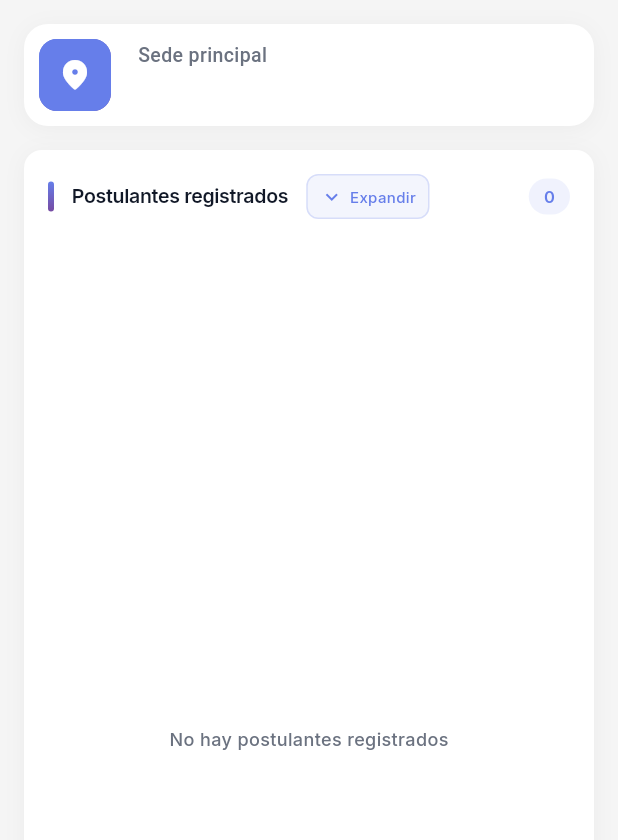
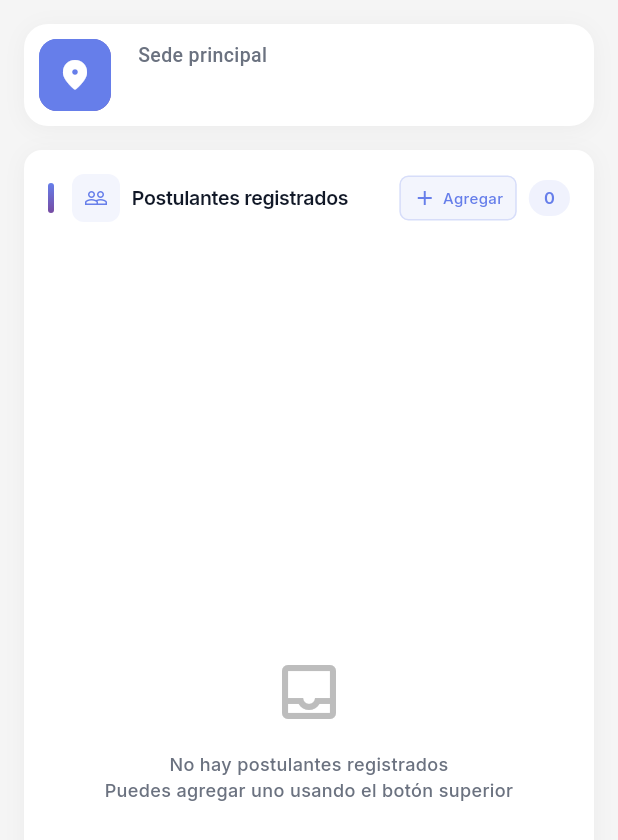
Before and after one commit to FabrizioOMG7/YoContrato, a Flutter app: the ContractManagementContent widget shown alone on an empty page, opened directly with empty values, on a phone screen of 412 x 824 dp. Shown: the top 840 px of the screen. Run offline on Flutter 3.47's test engine with Material 3 defaults, Android fonts, the phone set to English and light mode, and no system bars; our stand-ins replace auto_size_text, bloc, equatable, flutter_bloc, google_fonts.

Commit message:
reutilización de listado de módulos
en proceso...

```diff
--- a/lib/presentation/pages/gestion_de_contratos/contract_management_content.dart
+++ b/lib/presentation/pages/gestion_de_contratos/contract_management_content.dart
@@ -1,11 +1,13 @@
+// lib/presentation/pages/gestion_de_contratos/contract_management_content.dart
 import 'package:flutter/material.dart';
-import 'package:google_fonts/google_fonts.dart';
 import '../../../domain/models/contract/contract_item.dart';
 import '../../widgets/modules/contracts/contract_card.dart';
-import '../../widgets/shared/info_card.dart';
-import '../../widgets/shared/styles/card_styles.dart';
+import '../../widgets/shared/page_content/page_content_template.dart';
 
-class ContractManagementContent extends StatefulWidget {
+/// Content para gestión de contratos
+/// SOLO contiene lógica de datos y callbacks
+/// TODO el diseño está encapsulado en PageContentTemplate
+class ContractManagementContent extends StatelessWidget {
   final String sede;
   final List<ContractItem> contratos;
   final void Function(ContractItem) onTapEditar;
@@ -20,179 +22,28 @@ class ContractManagementContent extends StatefulWidget {
   }) : super(key: key);
 
   @override
-  State<ContractManagementContent> createState() => _ContractManagementContentState();
-}
+  Widget build(BuildContext context) {
+    return PageContentTemplate<ContractItem>(
+      // Configuración del InfoCard - Sin código de diseño
+      infoCardConfig: InfoCardConfig.contracts(sede),
 
-class _ContractManagementContentState extends State<ContractManagementContent> {
-  final Map<String, bool> _expansionStates = {};
-  bool _areAllExpanded = false;
-
-  void _toggleExpansion(String id) {
-    setState(() {
-      _expansionStates[id] = !(_expansionStates[id] ?? false);
-    });
-  }
-
-  void _toggleAllExpansion() {
-    setState(() {
-      _areAllExpanded = !_areAllExpanded;
-      for (var contrato in widget.contratos) {
-        _expansionStates[contrato.id] = _areAllExpanded;
-      }
-    });
-  }
-
-  @override
-  Widget build(BuildContext context) {
-    return Column(
-      children: [
-        // Info Card Section
-        Padding(
-          padding: const EdgeInsets.all(16),
-          child: InfoCard(
-            icon: Container(
-              padding: const EdgeInsets.all(12),
-              decoration: BoxDecoration(
-                color: const Color(0xFF667EEA),
-                borderRadius: BorderRadius.circular(12),
-              ),
-              child: const Icon(
-                Icons.location_on_rounded,
-                color: Colors.white,
-                size: 24,
-              ),
-            ),
-            items: [
-              InfoCardItem(
-                label: 'Sede principal',
-                value: widget.sede,
-              ),
-            ],
-          ),
-        ),
-        // Content Section
-        Expanded(
-          child: Container(
-            margin: const EdgeInsets.symmetric(horizontal: 16),
-            decoration: BoxDecoration(
-              color: Colors.white,
-              borderRadius: BorderRadius.circular(12),
-              boxShadow: [
-                BoxShadow(
-                  color: Colors.black.withAlpha(10),
-                  blurRadius: 12,
-                  offset: const Offset(0, 2),
-                ),
-              ],
-            ),
-            child: Column(
-              children: [
-                // Header
-                Padding(
-                  padding: const EdgeInsets.all(16),
-                  child: Row(
-                    children: [
-                      Container(
-                        width: 4,
-                        height: 20,
-                        decoration: BoxDecoration(
-                          gradient: const LinearGradient(
-                            begin: Alignment.topCenter,
-                            end: Alignment.bottomCenter,
-                            colors: [Color(0xFF667EEA), Color(0xFF764BA2)],
-                          ),
-                          borderRadius: BorderRadius.circular(2),
-                        ),
-                      ),
-                      const SizedBox(width: 12),
-                      Text(
-                        'Postulantes registrados',
-                        style: CardStyles.titleStyle(context, MediaQuery.of(context).size.width),
-                      ),
-                      const SizedBox(width: 12),
-                      InkWell(
-                        onTap: _toggleAllExpansion,
-                        borderRadius: BorderRadius.circular(8),
-                        child: Container(
-                          padding: const EdgeInsets.symmetric(
-                            horizontal: 8,
-                            vertical: 6,
-                          ),
-                          decoration: BoxDecoration(
-                            color: const Color(0xFF667EEA).withAlpha(20),
-                            borderRadius: BorderRadius.circular(8),
-                            border: Border.all(
-                              color: const Color(0xFF667EEA).withAlpha(51),
-                            ),
-                          ),
-                          child: Row(
-                            mainAxisSize: MainAxisSize.min,
-                            children: [
-                              AnimatedRotation(
-                                turns: _areAllExpanded ? 0.5 : 0,
-                                duration: const Duration(milliseconds: 200),
-                                child: const Icon(
-                                  Icons.expand_more,
-                                  size: 16,
-                                  color: Color(0xFF667EEA),
-                                ),
-                              ),
-                              const SizedBox(width: 4),
-                              Text(
-                                _areAllExpanded ? 'Comprimir' : 'Expandir',
-                                style: CardStyles.actionStyle(context, MediaQuery.of(context).size.width),
-                              ),
-                            ],
-                          ),
-                        ),
-                      ),
-                      const Spacer(),
-                      Container(
-                        padding: const EdgeInsets.symmetric(
-                          horizontal: 10,
-                          vertical: 4,
-                        ),
-                        decoration: BoxDecoration(
-                          color: const Color(0xFF667EEA).withAlpha(25),
-                          borderRadius: BorderRadius.circular(12),
-                        ),
-                        child: Text(
-                          '${widget.contratos.length}',
-                          style: CardStyles.counterStyle(context, MediaQuery.of(context).size.width),
-                        ),
-                      ),
-                    ],
-                  ),
-                ),
-                // List Section
-                Expanded(
-                  child: widget.contratos.isEmpty
-                      ? Center(
-                          child: Text(
-                            'No hay postulantes registrados',
-                            style: CardStyles.emptyStyle(context, MediaQuery.of(context).size.width),
-                          ),
-                        )
-                      : ListView.separated(
-                          padding: const EdgeInsets.all(16),
-                          itemCount: widget.contratos.length,
-                          separatorBuilder: (_, __) => const SizedBox(height: 12),
-                          itemBuilder: (context, index) {
-                            final contrato = widget.contratos[index];
-                            return ContractCard(
-                              contract: contrato,
-                              isExpanded: _expansionStates[contrato.id] ?? false,
-                              onToggleExpansion: () => _toggleExpansion(contrato.id),
-                              onTapEditar: () => widget.onTapEditar(contrato),
-                            );
-                          },
-                        ),
-                ),
-              ],
-            ),
-          ),
-        ),
-      ],
+      // Configuración de la lista - Sin código de diseño
+      contentListConfig: ContentListConfig.contracts(
+        contratos: contratos,
+        onAdd: onTapAdd,
+        cardBuilder: (contract, isExpanded, onToggle) {
+          return ContractCard(
+            contract: contract,
+            isExpanded: isExpanded,
+            onToggleExpansion: onToggle,
+            onTapEditar: () => onTapEditar(contract),
+          );
+        },
+      ),
     );
   }
 }
+
+// COMPARACIÓN:
+// ANTES: ~100 líneas con mucho código de diseño mezclado
+// AHORA: ~20 líneas, solo lógica de negocio y datos
--- /dev/null
+++ b/lib/presentation/widgets/shared/content_list/content_list_widget.dart
@@ -0,0 +1,271 @@
+// lib/presentation/widgets/shared/content_list/content_list_widget.dart
+import 'package:flutter/material.dart';
+import 'package:yo_contrato_app/domain/models/base/base_item.dart';
+import '../styles/card_styles.dart';
+
+/// Widget genérico reutilizable para listas de contenido
+/// Implementa el patrón Template Method para máxima reutilización
+class ContentListWidget<T extends BaseItem> extends StatefulWidget {
+  /// Título de la sección (ej: "Postulantes registrados", "Base de datos", etc.)
+  final String title;
+
+  /// Lista de items a mostrar
+  final List<T> items;
+
+  /// Builder para crear cada card específica
+  final Widget Function(T item, bool isExpanded, VoidCallback onToggle) cardBuilder;
+
+  /// Callback para agregar nuevo item
+  final VoidCallback? onAdd;
+
+  /// Texto a mostrar cuando la lista está vacía
+  final String emptyText;
+
+  /// Icono para la cabecera (opcional)
+  final IconData? headerIcon;
+
+  const ContentListWidget({
+    Key? key,
+    required this.title,
+    required this.items,
+    required this.cardBuilder,
+    required this.emptyText,
+    this.onAdd,
+    this.headerIcon,
+  }) : super(key: key);
+
+  @override
+  State<ContentListWidget<T>> createState() => _ContentListWidgetState<T>();
+}
+
+class _ContentListWidgetState<T extends BaseItem> extends State<ContentListWidget<T>> {
+  final Map<String, bool> _expansionStates = {};
+  bool _areAllExpanded = false;
+
+  void _toggleExpansion(String id) {
+    setState(() {
+      _expansionStates[id] = !(_expansionStates[id] ?? false);
+    });
+  }
+
+  void _toggleAllExpansion() {
+    setState(() {
+      _areAllExpanded = !_areAllExpanded;
+      for (var item in widget.items) {
+        _expansionStates[item.id] = _areAllExpanded;
+      }
+    });
+  }
+
+  @override
+  Widget build(BuildContext context) {
+    return Container(
+      decoration: BoxDecoration(
+        color: Colors.white,
+        borderRadius: BorderRadius.circular(12),
+        boxShadow: [
+          BoxShadow(
+            color: Colors.black.withAlpha(10),
+            blurRadius: 12,
+            offset: const Offset(0, 2),
+          ),
+        ],
+      ),
+      child: Column(
+        children: [
+          _buildHeader(context),
+          _buildContent(context),
+        ],
+      ),
+    );
+  }
+
+  Widget _buildHeader(BuildContext context) {
+    return Padding(
+      padding: const EdgeInsets.all(16),
+      child: Row(
+        children: [
+          // Decorative line
+          Container(
+            width: 4,
+            height: 20,
+            decoration: BoxDecoration(
+              gradient: const LinearGradient(
+                begin: Alignment.topCenter,
+                end: Alignment.bottomCenter,
+                colors: [Color(0xFF667EEA), Color(0xFF764BA2)],
+              ),
+              borderRadius: BorderRadius.circular(2),
+            ),
+          ),
+          const SizedBox(width: 12),
+
+          // Optional header icon
+          if (widget.headerIcon != null) ...[
+            Container(
+              padding: const EdgeInsets.all(8),
+              decoration: BoxDecoration(
+                color: const Color(0xFF667EEA).withAlpha(20),
+                borderRadius: BorderRadius.circular(8),
+              ),
+              child: Icon(
+                widget.headerIcon,
+                size: 16,
+                color: const Color(0xFF667EEA),
+              ),
+            ),
+            const SizedBox(width: 8),
+          ],
+
+          // Title
+          Text(
+            widget.title,
+            style: CardStyles.titleStyle(context, MediaQuery.of(context).size.width),
+          ),
+          const SizedBox(width: 12),
+
+          // Expand/Collapse button
+          if (widget.items.isNotEmpty) ...[
+            InkWell(
+              onTap: _toggleAllExpansion,
+              borderRadius: BorderRadius.circular(8),
+              child: Container(
+                padding: const EdgeInsets.symmetric(
+                  horizontal: 8,
+                  vertical: 6,
+                ),
+                decoration: CardStyles.actionButtonDecoration(
+                  MediaQuery.of(context).size.width,
+                ),
+                child: Row(
+                  mainAxisSize: MainAxisSize.min,
+                  children: [
+                    AnimatedRotation(
+                      turns: _areAllExpanded ? 0.5 : 0,
+                      duration: const Duration(milliseconds: 200),
+                      child: const Icon(
+                        Icons.expand_more,
+                        size: 16,
+                        color: Color(0xFF667EEA),
+                      ),
+                    ),
+                    const SizedBox(width: 4),
+                    Text(
+                      _areAllExpanded ? 'Comprimir' : 'Expandir',
+                      style: CardStyles.actionStyle(
+                        context,
+                        MediaQuery.of(context).size.width,
+                      ),
+                    ),
+                  ],
+                ),
+              ),
+            ),
+          ],
+
+          const Spacer(),
+
+          // Add button (if provided)
+          if (widget.onAdd != null) ...[
+            InkWell(
+              onTap: widget.onAdd,
+              borderRadius: BorderRadius.circular(8),
+              child: Container(
+                padding: const EdgeInsets.symmetric(
+                  horizontal: 8,
+                  vertical: 6,
+                ),
+                decoration: CardStyles.actionButtonDecoration(
+                  MediaQuery.of(context).size.width,
+                ),
+                child: Row(
+                  mainAxisSize: MainAxisSize.min,
+                  children: [
+                    const Icon(
+                      Icons.add,
+                      size: 16,
+                      color: Color(0xFF667EEA),
+                    ),
+                    const SizedBox(width: 4),
+                    Text(
+                      'Agregar',
+                      style: CardStyles.actionStyle(
+                        context,
+                        MediaQuery.of(context).size.width,
+                      ),
+                    ),
+                  ],
+                ),
+              ),
+            ),
+            const SizedBox(width: 8),
+          ],
+
+          // Counter
+          Container(
+            padding: const EdgeInsets.symmetric(
+              horizontal: 10,
+              vertical: 4,
+            ),
+            decoration: BoxDecoration(
+              color: const Color(0xFF667EEA).withAlpha(25),
+              borderRadius: BorderRadius.circular(12),
+            ),
+            child: Text(
+              '${widget.items.length}',
+              style: CardStyles.counterStyle(
+                context,
+                MediaQuery.of(context).size.width,
+              ),
+            ),
+          ),
+        ],
+      ),
+    );
+  }
+
+  Widget _buildContent(BuildContext context) {
+    return Expanded(
+      child: widget.items.isEmpty
+          ? Center(
+              child: Padding(
+                padding: const EdgeInsets.all(32),
+                child: Column(
+                  mainAxisAlignment: MainAxisAlignment.center,
+                  children: [
+                    Icon(
+                      Icons.inbox_outlined,
+                      size: 48,
+                      color: Colors.grey[400],
+                    ),
+                    const SizedBox(height: 16),
+                    Text(
+                      widget.emptyText,
+                      style: CardStyles.emptyStyle(
+                        context,
+                        MediaQuery.of(context).size.width,
+                      ),
+                      textAlign: TextAlign.center,
+                    ),
+                  ],
+                ),
+              ),
+            )
+          : ListView.separated(
+              padding: const EdgeInsets.all(16),
+              itemCount: widget.items.length,
+              separatorBuilder: (_, __) => const SizedBox(height: 12),
+              itemBuilder: (context, index) {
+                final item = widget.items[index];
+                final isExpanded = _expansionStates[item.id] ?? false;
+
+                return widget.cardBuilder(
+                  item,
+                  isExpanded,
+                  () => _toggleExpansion(item.id),
+                );
+              },
+            ),
+    );
+  }
+}
--- /dev/null
+++ b/lib/presentation/widgets/shared/page_content/page_content_template.dart
@@ -0,0 +1,200 @@
+// lib/presentation/widgets/shared/page_content/page_content_template.dart
+import 'package:flutter/material.dart';
+import 'package:yo_contrato_app/domain/models/base/base_item.dart';
+import 'package:yo_contrato_app/presentation/widgets/shared/content_list/content_list_widget.dart';
+
+import '../info_card.dart';
+
+
+/// Template reutilizable para páginas de gestión
+/// Encapsula TODA la lógica de diseño y layout
+/// Las páginas solo pasan datos y callbacks
+class PageContentTemplate<T extends BaseItem> extends StatelessWidget {
+  /// Configuración del InfoCard superior
+  final InfoCardConfig infoCardConfig;
+
+  /// Configuración de la lista de contenido
+  final ContentListConfig<T> contentListConfig;
+
+  const PageContentTemplate({
+    Key? key,
+    required this.infoCardConfig,
+    required this.contentListConfig,
+  }) : super(key: key);
+
+  @override
+  Widget build(BuildContext context) {
+    return Column(
+      children: [
+        // Info Card Section - Completamente encapsulado
+        Padding(
+          padding: const EdgeInsets.all(16),
+          child: InfoCard(
+            icon: Container(
+              padding: const EdgeInsets.all(12),
+              decoration: BoxDecoration(
+                color: infoCardConfig.iconBackgroundColor,
+                borderRadius: BorderRadius.circular(12),
+              ),
+              child: Icon(
+                infoCardConfig.icon,
+                color: Colors.white,
+                size: 24,
+              ),
+            ),
+            items: infoCardConfig.items,
+          ),
+        ),
+
+        // Content List Section - Completamente encapsulado
+        Expanded(
+          child: Padding(
+            padding: const EdgeInsets.symmetric(horizontal: 16),
+            child: ContentListWidget<T>(
+              title: contentListConfig.title,
+              items: contentListConfig.items,
+              emptyText: contentListConfig.emptyText,
+              headerIcon: contentListConfig.headerIcon,
+              onAdd: contentListConfig.onAdd,
+              cardBuilder: contentListConfig.cardBuilder,
+            ),
+          ),
+        ),
+
+        const SizedBox(height: 16), // Bottom spacing
+      ],
+    );
+  }
+}
+
+/// Configuración para InfoCard
+/// Centraliza todos los parámetros de configuración
+class InfoCardConfig {
+  final IconData icon;
+  final Color iconBackgroundColor;
+  final List<InfoCardItem> items;
+
+  const InfoCardConfig({
+    required this.icon,
+    required this.iconBackgroundColor,
+    required this.items,
+  });
+
+  /// Factory para módulo de contratos
+  factory InfoCardConfig.contracts(String sede) {
+    return InfoCardConfig(
+      icon: Icons.location_on_rounded,
+      iconBackgroundColor: const Color(0xFF667EEA),
+      items: [
+        InfoCardItem(
+          label: 'Sede principal',
+          value: sede,
+        ),
+      ],
+    );
+  }
+
+  /// Factory para módulo de BBSS
+  factory InfoCardConfig.bbss(String sede, int totalPersonal) {
+    return InfoCardConfig(
+      icon: Icons.people_outline,
+      iconBackgroundColor: const Color(0xFF10B981),
+      items: [
+        InfoCardItem(
+          label: 'Sede principal',
+          value: sede,
+        ),
+        InfoCardItem(
+          label: 'Personal disponible',
+          value: totalPersonal.toString(),
+        ),
+      ],
+    );
+  }
+
+  /// Factory para módulo de eventos
+  factory InfoCardConfig.events(String sede, int eventosActivos) {
+    return InfoCardConfig(
+      icon: Icons.event_outlined,
+      iconBackgroundColor: const Color(0xFFF59E0B),
+      items: [
+        InfoCardItem(
+          label: 'Sede principal',
+          value: sede,
+        ),
+        InfoCardItem(
+          label: 'Eventos activos',
+          value: eventosActivos.toString(),
+        ),
+      ],
+    );
+  }
+}
+
+/// Configuración para la lista de contenido
+/// Centraliza todos los parámetros de la lista
+class ContentListConfig<T extends BaseItem> {
+  final String title;
+  final List<T> items;
+  final String emptyText;
+  final IconData? headerIcon;
+  final VoidCallback? onAdd;
+  final Widget Function(T item, bool isExpanded, VoidCallback onToggle) cardBuilder;
+
+  const ContentListConfig({
+    required this.title,
+    required this.items,
+    required this.emptyText,
+    required this.cardBuilder,
+    this.headerIcon,
+    this.onAdd,
+  });
+
+  /// Factory para módulo de contratos
+  factory ContentListConfig.contracts({
+    required List<T> contratos,
+    required Widget Function(T, bool, VoidCallback) cardBuilder,
+    VoidCallback? onAdd,
+  }) {
+    return ContentListConfig<T>(
+      title: 'Postulantes registrados',
+      items: contratos,
+      emptyText: 'No hay postulantes registrados\nPuedes agregar uno usando el botón superior',
+      headerIcon: Icons.people_outline,
+      onAdd: onAdd,
+      cardBuilder: cardBuilder,
+    );
+  }
+
+  /// Factory para módulo de BBSS
+  factory ContentListConfig.bbss({
+    required List<T> bbssItems,
+    required Widget Function(T, bool, VoidCallback) cardBuilder,
+    VoidCallback? onAdd,
+  }) {
+    return ContentListConfig<T>(
+      title: 'Base de datos personal',
+      items: bbssItems,
+      emptyText: 'No hay personal registrado\nAgrega nuevo personal usando el botón superior',
+      headerIcon: Icons.people_alt_outlined,
+      onAdd: onAdd,
+      cardBuilder: cardBuilder,
+    );
+  }
+
+  /// Factory para módulo de eventos
+  factory ContentListConfig.events({
+    required List<T> eventos,
+    required Widget Function(T, bool, VoidCallback) cardBuilder,
+    VoidCallback? onAdd,
+  }) {
+    return ContentListConfig<T>(
+      title: 'Eventos programados',
+      items: eventos,
+      emptyText: 'No hay eventos programados\nCrea un nuevo evento usando el botón superior',
+      headerIcon: Icons.event_note_outlined,
+      onAdd: onAdd,
+      cardBuilder: cardBuilder,
+    );
+  }
+}
```
